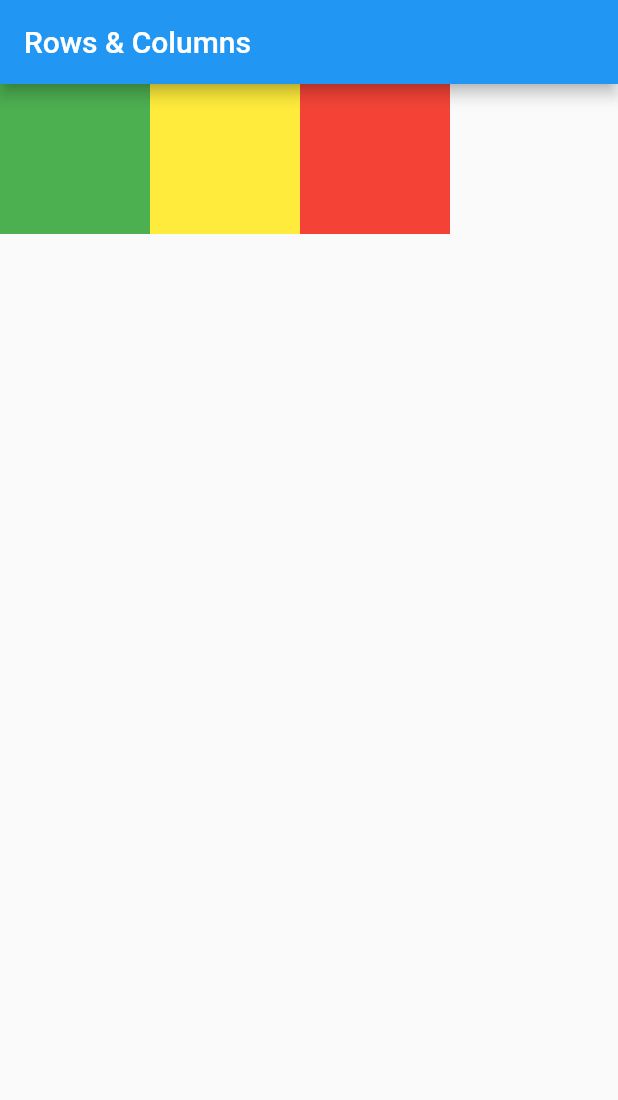
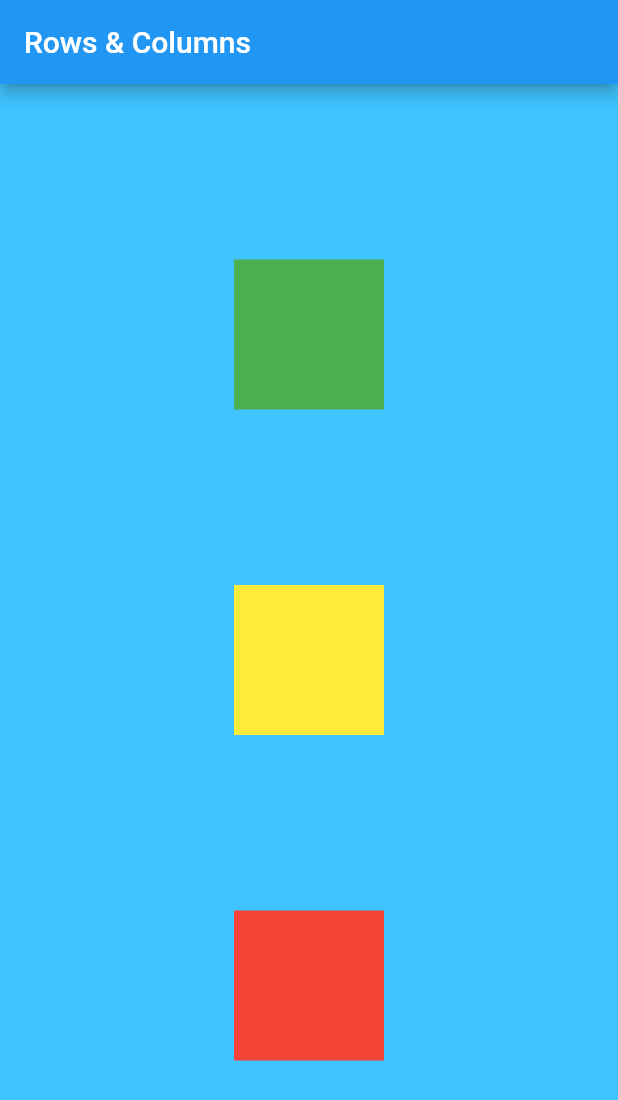
Before and after one commit to danishulhassan7/Dart-Flutter, a Flutter app: the screen it shows after launch, on a phone screen of 412 x 824 dp. Shown: the top 1100 px of the screen. Run offline on Flutter 3.47's test engine with Material 2 defaults, Android fonts, the light colour scheme and no system bars.

Commit message:
Done with playing with rows and columns

```diff
--- a/flutter-applications/row_col/lib/main.dart
+++ b/flutter-applications/row_col/lib/main.dart
@@ -16,7 +16,13 @@ class RowCol extends StatelessWidget {
       appBar: AppBar(
         title: Text("Rows & Columns")
       ),
-      body: Row(
+      body: Container(
+        color: Colors.lightBlueAccent,
+        width: MediaQuery.of(context).size.width,
+        height: MediaQuery.of(context).size.height,
+        child: Column(
+          mainAxisAlignment: MainAxisAlignment.spaceEvenly,
+          crossAxisAlignment: CrossAxisAlignment.center,
           children: <Widget> [
             Container(
               padding: const EdgeInsets.all(8),
@@ -38,6 +44,7 @@ class RowCol extends StatelessWidget {
             ),
           ],
         ),
+      ),
     );
   }
 }
```
Lines whose indentation alone changed are shown as unchanged.
